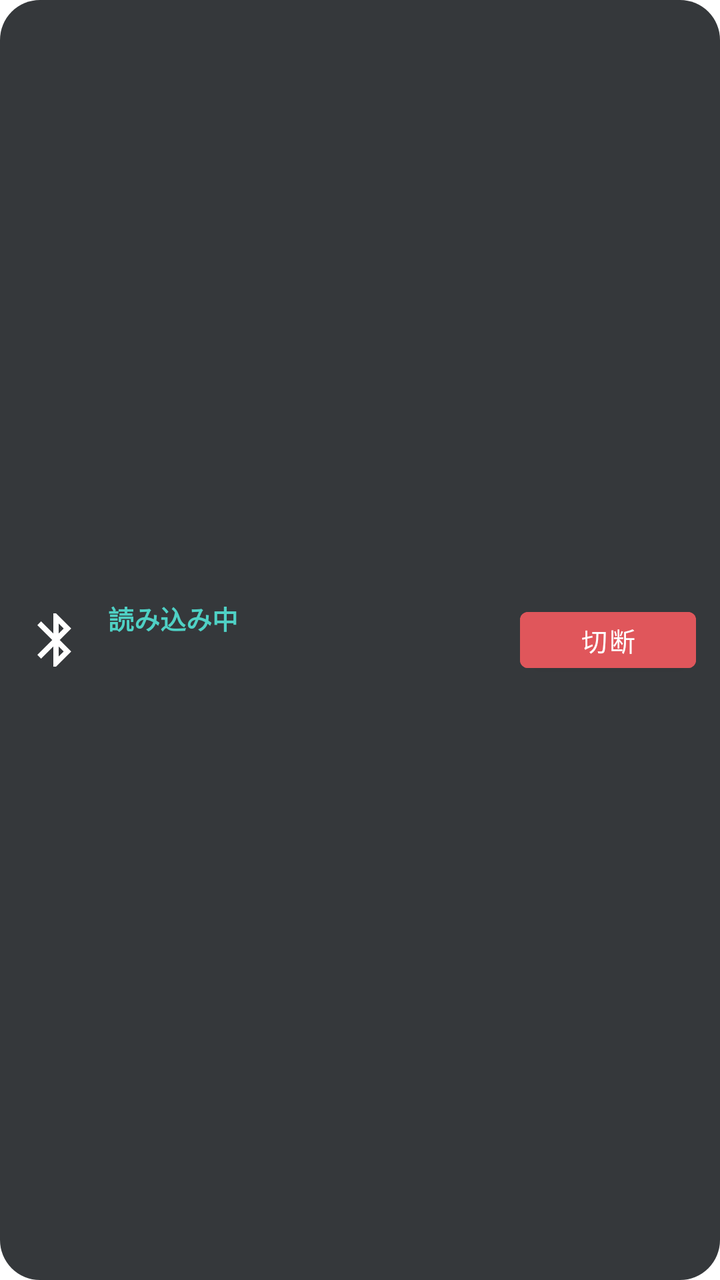
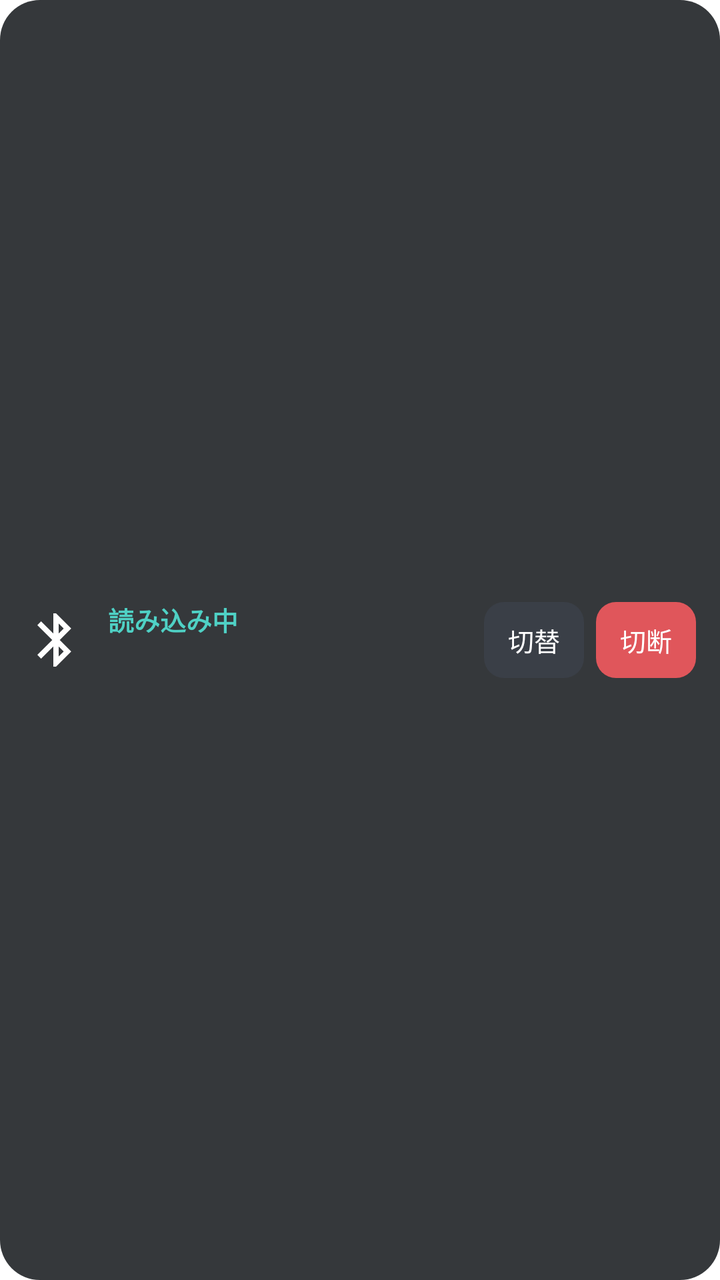

An Android layout rendered at two revisions. The XML below is the earlier revision; the diff shows what the commit changed to produce the second picture.
<!-- AndroidManifest.xml: fallback theme Theme.MaterialComponents.DayNight.NoActionBar -->
<!-- res/layout/widget_bt.xml -->
<LinearLayout xmlns:android="http://schemas.android.com/apk/res/android"
    android:id="@+id/root" android:layout_width="match_parent" android:layout_height="match_parent"
    android:orientation="horizontal" android:gravity="center_vertical" android:padding="12dp" android:background="@drawable/widget_bg">
    <ImageView android:id="@+id/icon" android:layout_width="32dp" android:layout_height="32dp" android:src="@drawable/ic_bt"/>
    <LinearLayout android:layout_width="0dp" android:layout_weight="1" android:layout_height="wrap_content" android:orientation="vertical" android:paddingStart="10dp">
        <TextView android:id="@+id/status" android:layout_width="wrap_content" android:layout_height="wrap_content"
            android:text="読み込み中" android:textColor="#4FD1C5" android:textSize="13sp" android:textStyle="bold"/>
        <TextView android:id="@+id/device" android:layout_width="wrap_content" android:layout_height="wrap_content"
            android:text="" android:textColor="#F2F2F2" android:textSize="16sp" android:maxLines="2" android:ellipsize="end"/>
    </LinearLayout>
    <Button android:id="@+id/btn_disconnect" android:layout_width="wrap_content" android:layout_height="40dp"
        android:text="切断" android:textColor="#FFFFFF" android:textSize="13sp" android:backgroundTint="#E0565B"/>
</LinearLayout>
<!-- resources referenced by this layout -->
<resources>
  <!-- drawable ic_bt (drawable) -->
  <vector xmlns:android="http://schemas.android.com/apk/res/android" android:width="24dp" android:height="24dp" android:viewportWidth="24" android:viewportHeight="24">
      <path android:fillColor="#FFFFFF" android:pathData="M17.71,7.71L12,2h-1v7.59L6.41,5 5,6.41 10.59,12 5,17.59 6.41,19 11,14.41V22h1l5.71,-5.71 -4.3,-4.29 4.3,-4.29zM13,5.83l1.88,1.88L13,9.59V5.83zM14.88,16.29L13,18.17v-3.76l1.88,1.88z"/>
  </vector>
  <!-- drawable widget_bg (drawable) -->
  <shape xmlns:android="http://schemas.android.com/apk/res/android" android:shape="rectangle">
      <solid android:color="#E6202326"/><corners android:radius="20dp"/>
  </shape>
</resources>

<!-- the commit's change to res/layout/widget_bt.xml (unified diff, before → after) -->
@@ -6,8 +6,12 @@
         <TextView android:id="@+id/status" android:layout_width="wrap_content" android:layout_height="wrap_content"
             android:text="読み込み中" android:textColor="#4FD1C5" android:textSize="13sp" android:textStyle="bold"/>
         <TextView android:id="@+id/device" android:layout_width="wrap_content" android:layout_height="wrap_content"
-            android:text="" android:textColor="#F2F2F2" android:textSize="16sp" android:maxLines="2" android:ellipsize="end"/>
+            android:text="" android:textColor="#F2F2F2" android:textSize="15sp" android:maxLines="2" android:ellipsize="end"/>
     </LinearLayout>
-    <Button android:id="@+id/btn_disconnect" android:layout_width="wrap_content" android:layout_height="40dp"
-        android:text="切断" android:textColor="#FFFFFF" android:textSize="13sp" android:backgroundTint="#E0565B"/>
+    <TextView android:id="@+id/btn_switch" android:layout_width="wrap_content" android:layout_height="38dp" android:gravity="center"
+        android:paddingStart="12dp" android:paddingEnd="12dp" android:layout_marginEnd="6dp"
+        android:text="切替" android:textColor="#FFFFFF" android:textSize="13sp" android:background="@drawable/btn_gray_rect"/>
+    <TextView android:id="@+id/btn_main" android:layout_width="wrap_content" android:layout_height="38dp" android:gravity="center"
+        android:paddingStart="12dp" android:paddingEnd="12dp"
+        android:text="切断" android:textColor="#FFFFFF" android:textSize="13sp" android:background="@drawable/btn_red_rect"/>
 </LinearLayout>
<!-- resource entries referenced after the edit -->
@@ -1,5 +1,9 @@
 <!-- resources referenced by this layout -->
 <resources>
+  <!-- drawable btn_gray_rect (drawable) -->
+  <shape xmlns:android="http://schemas.android.com/apk/res/android"><solid android:color="#3A3F47"/><corners android:radius="10dp"/></shape>
+  <!-- drawable btn_red_rect (drawable) -->
+  <shape xmlns:android="http://schemas.android.com/apk/res/android"><solid android:color="#E0565B"/><corners android:radius="10dp"/></shape>
   <!-- drawable ic_bt (drawable) -->
   <vector xmlns:android="http://schemas.android.com/apk/res/android" android:width="24dp" android:height="24dp" android:viewportWidth="24" android:viewportHeight="24">
       <path android:fillColor="#FFFFFF" android:pathData="M17.71,7.71L12,2h-1v7.59L6.41,5 5,6.41 10.59,12 5,17.59 6.41,19 11,14.41V22h1l5.71,-5.71 -4.3,-4.29 4.3,-4.29zM13,5.83l1.88,1.88L13,9.59V5.83zM14.88,16.29L13,18.17v-3.76l1.88,1.88z"/>
